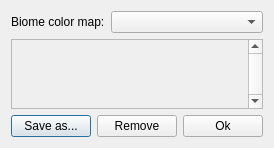
Qt form src/biomecolordialog.ui (Cubitect/cubiomes-viewer) before a commit.
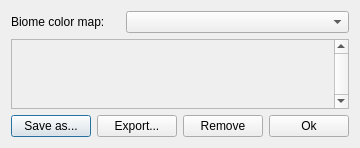
The same form after that commit. Icons and pictures are not drawn.

Commit message: UI tweaks * moved all editor menus to the "Edit" menu * moved biome color import/export options to biome color editor * tweaked widget size controls * changed climate extreme filter to look for a range rather than min/max

What changed in the file:
```diff
--- a/src/biomecolordialog.ui
+++ b/src/biomecolordialog.ui
@@ -10,42 +10,7 @@
     <normaloff>:/icons/logo.png</normaloff>:/icons/logo.png</iconset>
   </property>
   <layout class="QGridLayout" name="gridLayout_2">
-   <item row="0" column="1" colspan="2">
-    <widget class="QComboBox" name="comboColormaps"/>
-   </item>
-   <item row="0" column="0">
-    <widget class="QLabel" name="label">
-     <property name="text">
-      <string>Biome color map:</string>
-     </property>
-    </widget>
-   </item>
    <item row="2" column="0" colspan="3">
-    <layout class="QHBoxLayout" name="horizontalLayout">
-     <item>
-      <widget class="QPushButton" name="buttonSaveAs">
-       <property name="text">
-        <string>Save as...</string>
-       </property>
-      </widget>
-     </item>
-     <item>
-      <widget class="QPushButton" name="buttonRemove">
-       <property name="text">
-        <string>Remove</string>
-       </property>
-      </widget>
-     </item>
-     <item>
-      <widget class="QPushButton" name="buttonOk">
-       <property name="text">
-        <string>Ok</string>
-       </property>
-      </widget>
-     </item>
-    </layout>
-   </item>
-   <item row="1" column="0" colspan="3">
     <widget class="QScrollArea" name="scrollArea">
      <property name="verticalScrollBarPolicy">
       <enum>Qt::ScrollBarAlwaysOn</enum>
@@ -65,6 +30,55 @@
      </widget>
     </widget>
    </item>
+   <item row="3" column="0" colspan="3">
+    <layout class="QHBoxLayout" name="horizontalLayout">
+     <item>
+      <widget class="QPushButton" name="buttonSaveAs">
+       <property name="text">
+        <string>Save as...</string>
+       </property>
+      </widget>
+     </item>
+     <item>
+      <widget class="QPushButton" name="buttonExport">
+       <property name="text">
+        <string>Export...</string>
+       </property>
+      </widget>
+     </item>
+     <item>
+      <widget class="QPushButton" name="buttonRemove">
+       <property name="text">
+        <string>Remove</string>
+       </property>
+      </widget>
+     </item>
+     <item>
+      <widget class="QPushButton" name="buttonOk">
+       <property name="text">
+        <string>Ok</string>
+       </property>
+      </widget>
+     </item>
+    </layout>
+   </item>
+   <item row="0" column="0">
+    <widget class="QLabel" name="label">
+     <property name="text">
+      <string>Biome color map:</string>
+     </property>
+    </widget>
+   </item>
+   <item row="0" column="1" colspan="2">
+    <widget class="QComboBox" name="comboColormaps">
+     <property name="sizePolicy">
+      <sizepolicy hsizetype="Expanding" vsizetype="Fixed">
+       <horstretch>0</horstretch>
+       <verstretch>0</verstretch>
+      </sizepolicy>
+     </property>
+    </widget>
+   </item>
   </layout>
  </widget>
  <resources>
```
The commit also changes 34 other files.
